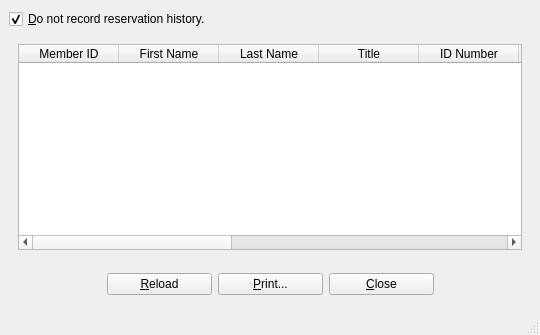
The window that UI/biblioteq_history.ui (textbrowser/biblioteq) describes before a commit, drawn with Qt 5.
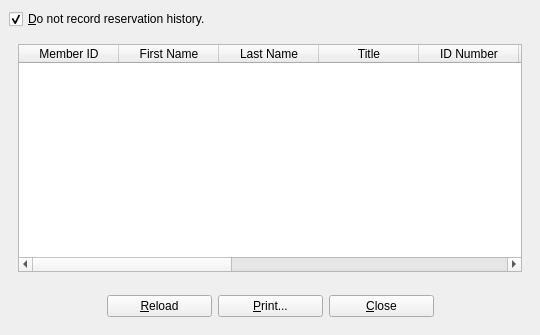
The same window after the commit. Icons and pictures are not drawn.

Commit message: Removed status bars. Two pages on PDF viewers.

Patch:
```diff
--- a/UI/biblioteq_history.ui
+++ b/UI/biblioteq_history.ui
@@ -252,7 +252,6 @@
     </item>
    </layout>
   </widget>
-  <widget class="QStatusBar" name="statusbar"/>
  </widget>
  <tabstops>
   <tabstop>dnt</tabstop>
```
The commit also changes 8 other files.
